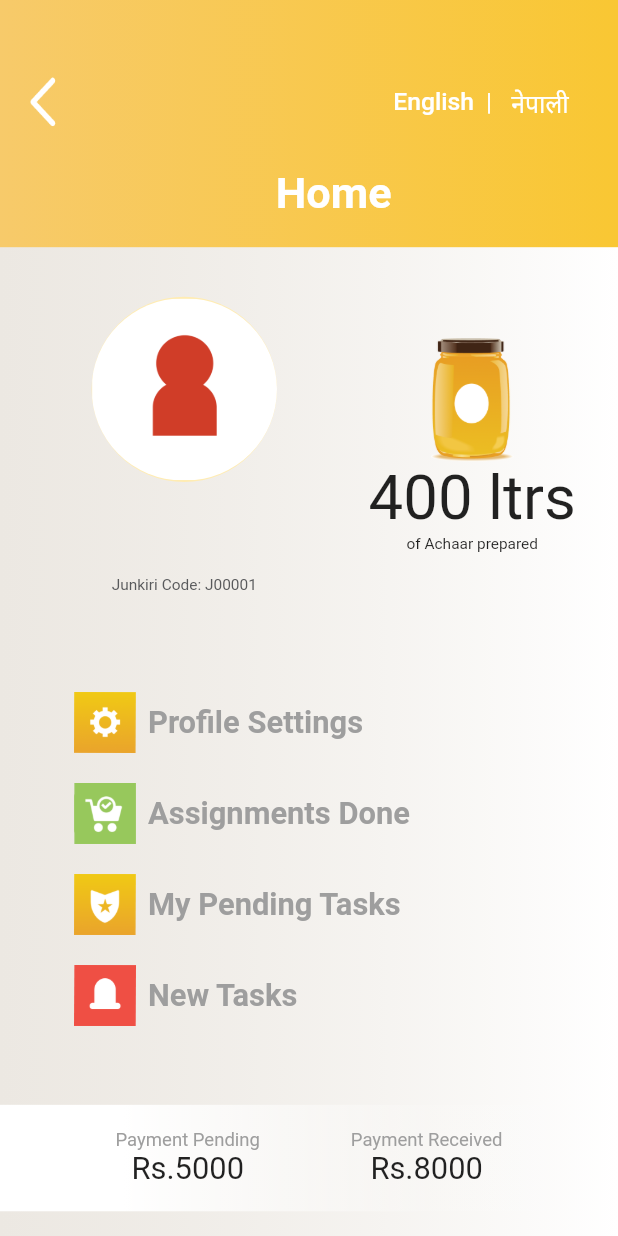
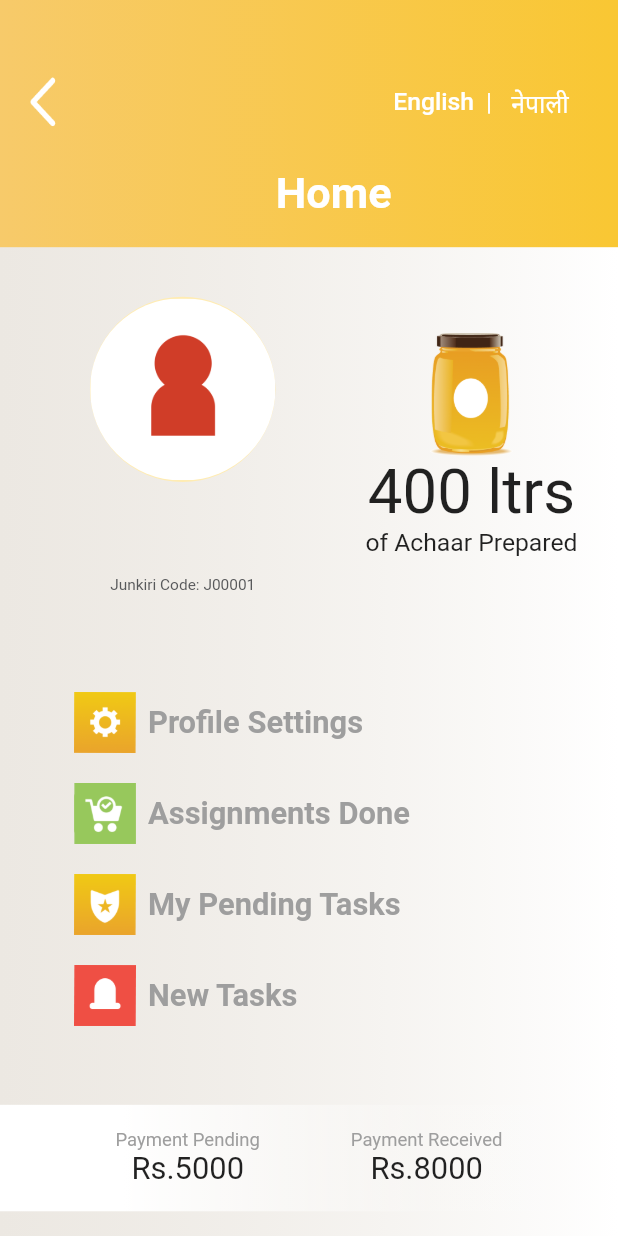
Before and after one commit to diksha/grihni, a Flutter app: the Profile widget shown alone on an empty page, opened directly with empty values, on a phone screen of 412 x 824 dp. Run offline on Flutter 3.47's test engine with Material 2 defaults, Android fonts, the phone set to English and light mode, and no system bars; our stand-ins replace cloud_firestore, device_preview, firebase_auth, firebase_core, flutter_riverpod, shared_preferences and 1 more; accounts and stored records are empty; generated files the repository leaves out were written again; project files that could hold a hidden picture were left out.

Commit message:
Setup localization on Profile Screen

```diff
--- a/lib/ui/screens/profile/profile.dart
+++ b/lib/ui/screens/profile/profile.dart
@@ -6,6 +6,7 @@ import 'package:junkiri/ui/shares/app_constants.dart';
 import 'package:junkiri/ui/widgets/app_bar.dart';
 import 'package:junkiri/ui/widgets/white_gradient.dart';
 import 'package:junkiri/ui/widgets/yellow_gradient.dart';
+import 'package:flutter_gen/gen_l10n/app_localizations.dart';
 
 class Profile extends ConsumerWidget {
   const Profile({Key? key, required this.grihini}) : super(key: key);
@@ -31,7 +32,7 @@ class Profile extends ConsumerWidget {
               Padding(
                 padding: EdgeInsets.only(left: w * 0.08),
                 child: Text(
-                  "Home",
+                  AppLocalizations.of(context)!.home,
                   style: TextStyle(
                       fontSize: w * 0.07,
                       color: Colors.white,
@@ -71,7 +72,7 @@ class Profile extends ConsumerWidget {
                       height: h * 0.01,
                     ),
                     Text(
-                      "Junkiri Code: J00001",
+                      "${AppLocalizations.of(context)!.junkiriCode}: J00001",
                       style: TextStyle(
                         fontSize: w * 0.025, color: Color(0xFF58595B)
 
@@ -92,9 +93,9 @@ class Profile extends ConsumerWidget {
                       fontSize: w * 0.1,
                     ),
                   ),Text(
-                    "of Achaar prepared" + grihini.name,
+                    AppLocalizations.of(context)!.ofAchaarPrepared,
                     style: TextStyle(
-                      fontSize: w * 0.025,
+                      fontSize: w * 0.04,
                     ),
                   ),
 
@@ -122,7 +123,7 @@ class Profile extends ConsumerWidget {
                       TextButton(
                         onPressed: () {},
                         child: Text(
-                          "Profile Settings",
+                          AppLocalizations.of(context)!.profileSettings,
                           style: TextStyle(
                               fontSize: w * 0.05,
                               color: Colors.grey,
@@ -143,7 +144,7 @@ class Profile extends ConsumerWidget {
                           Navigator.pushNamed(context, taskDetailsScreenRoute);
                         },
                         child: Text(
-                          "Assignments Done",
+                          AppLocalizations.of(context)!.assignmentsDone,
                           style: TextStyle(
                               fontSize: w * 0.05,
                               color: Colors.grey,
@@ -162,7 +163,7 @@ class Profile extends ConsumerWidget {
                       TextButton(
                         onPressed: () {},
                         child: Text(
-                          "My Pending Tasks",
+                          AppLocalizations.of(context)!.myPendingTasks,
                           style: TextStyle(
                               fontSize: w * 0.05,
                               color: Colors.grey,
@@ -180,7 +181,7 @@ class Profile extends ConsumerWidget {
                       TextButton(
                         onPressed: () {},
                         child: Text(
-                          "New Tasks",
+                          AppLocalizations.of(context)!.newTasks,
                           style: TextStyle(
                               fontSize: w * 0.05,
                               color: Colors.grey,
@@ -217,7 +218,7 @@ class Profile extends ConsumerWidget {
                     child: Column(
                       crossAxisAlignment: CrossAxisAlignment.center,
                       children: [
-                        Text("Payment Pending",
+                        Text(AppLocalizations.of(context)!.paymentPending,
                             style: TextStyle(
                               fontSize: w * 0.03,
                               color: Colors.grey,
@@ -231,7 +232,7 @@ class Profile extends ConsumerWidget {
                   ),
                   Column(
                     children: [
-                      Text("Payment Received",
+                      Text(AppLocalizations.of(context)!.paymentReceived,
                           style: TextStyle(
                             fontSize: w * 0.03,
                             color: Colors.grey,
```
Also changed, not shown: lib/l10n/app_en.arb (+7 -1 lines), lib/l10n/app_ne.arb (+7 -1 lines).
